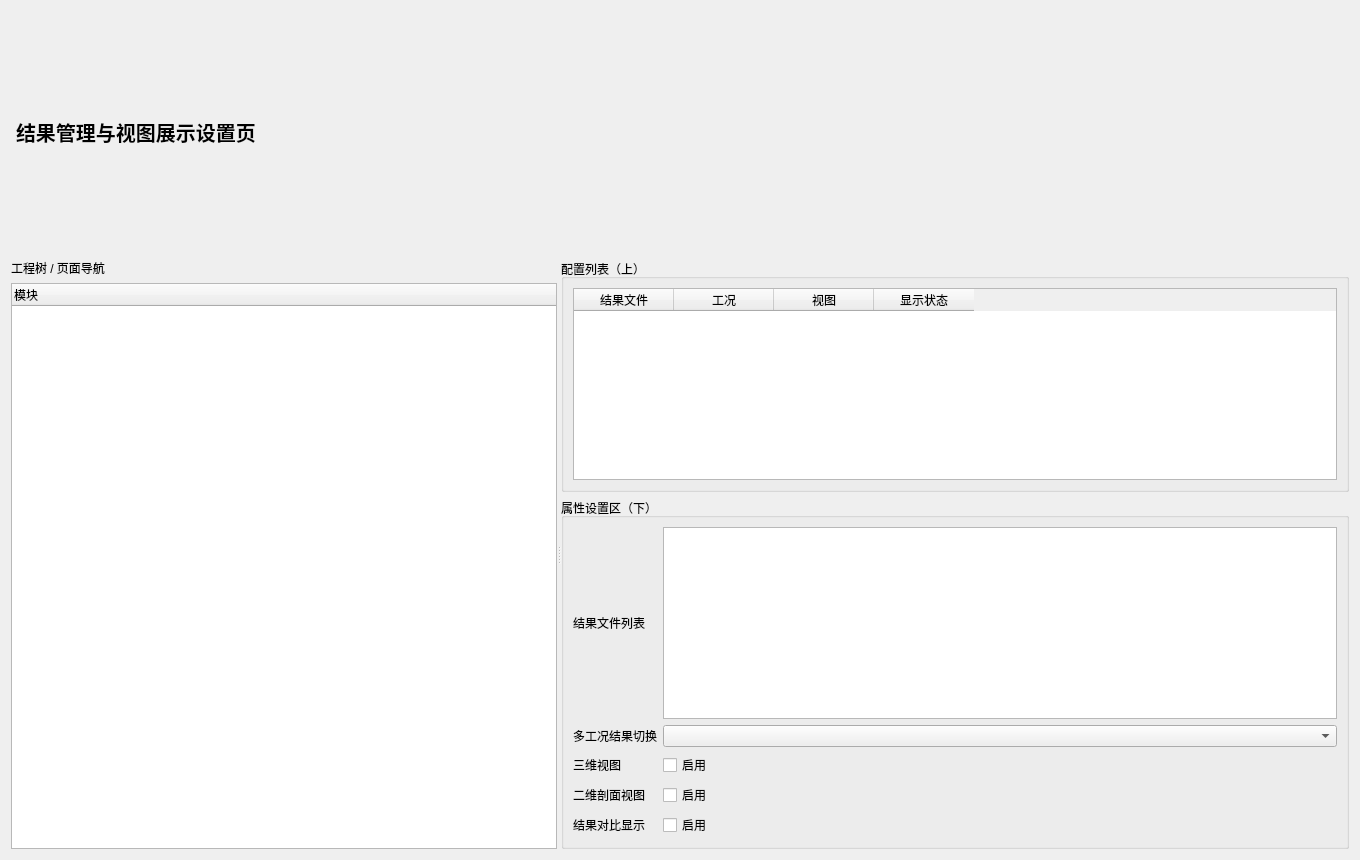
Qt form plugins/Base_Display/VisualizationManageViewPage.ui (asd977/base_cae) before a commit.
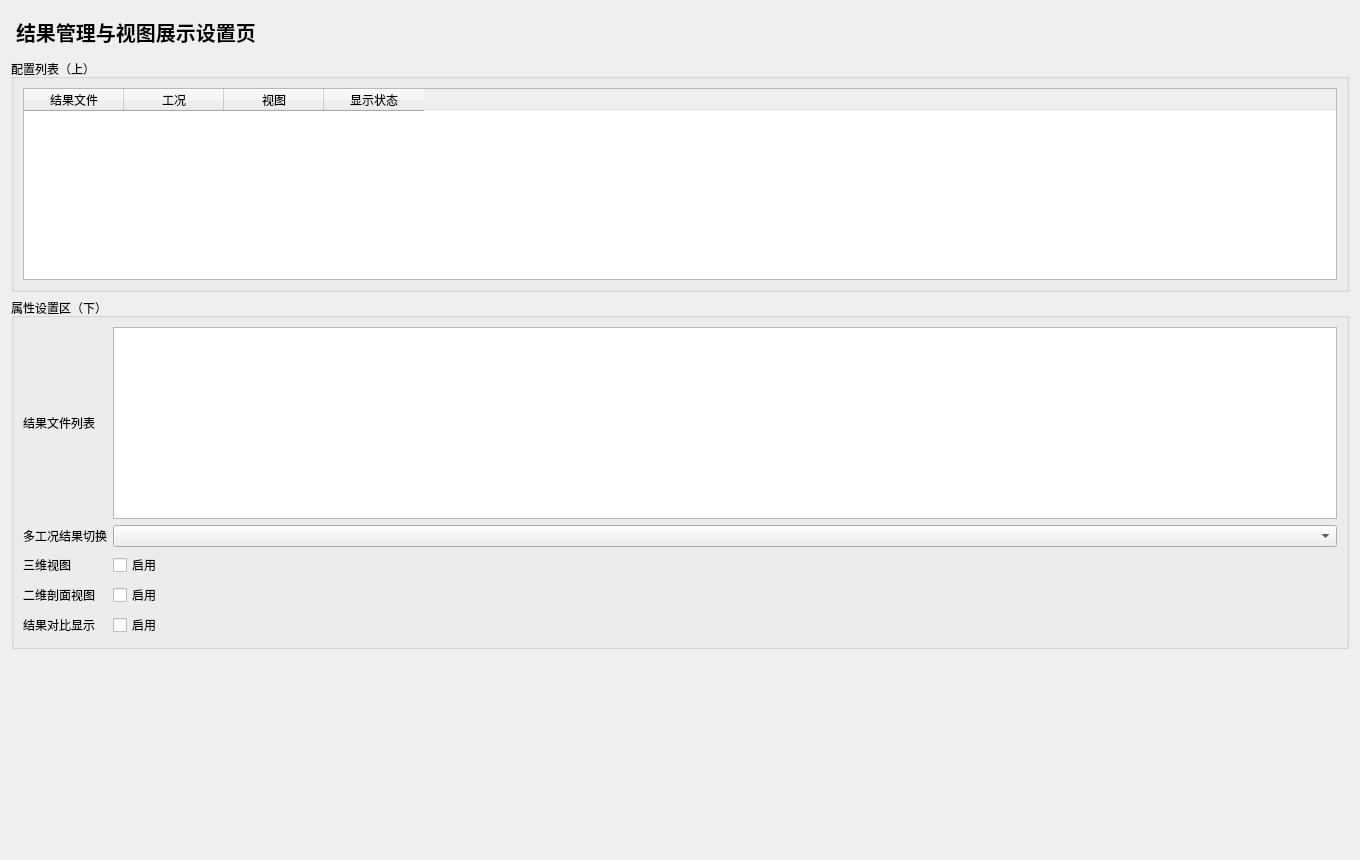
The same form after that commit.

Commit message: 按评审意见移除左侧导航并补充底部纵向弹簧

The edit to the form file:
```diff
--- a/plugins/Base_Display/VisualizationManageViewPage.ui
+++ b/plugins/Base_Display/VisualizationManageViewPage.ui
@@ -6,17 +6,6 @@
   <layout class="QVBoxLayout" name="rootLayout">
    <item><widget class="QLabel" name="titleLabel"><property name="styleSheet"><string notr="true">font-size:20px;font-weight:700;padding:6px 0;</string></property><property name="text"><string>结果管理与视图展示设置页</string></property></widget></item>
    <item>
-    <widget class="QSplitter" name="mainSplitter">
-     <property name="orientation"><enum>Qt::Horizontal</enum></property>
-     <widget class="QWidget" name="leftPanel">
-      <layout class="QVBoxLayout" name="leftLayout">
-       <item><widget class="QLabel" name="navTitle"><property name="text"><string>工程树 / 页面导航</string></property></widget></item>
-       <item><widget class="QTreeWidget" name="navTree"><column><property name="text"><string>模块</string></property></column></widget></item>
-      </layout>
-     </widget>
-     <widget class="QWidget" name="rightPanel">
-      <layout class="QVBoxLayout" name="rightLayout">
-       <item>
         <widget class="QGroupBox" name="listGroup"><property name="title"><string>配置列表（上）</string></property>
          <layout class="QVBoxLayout" name="listLayout">
           <item><widget class="QTableWidget" name="configTable">              <column><property name="text"><string>结果文件</string></property></column>
@@ -43,9 +32,11 @@
          </layout>
         </widget>
        </item>
-      </layout>
-     </widget>
-    </widget>
+   <item>
+    <spacer name="verticalSpacer">
+     <property name="orientation"><enum>Qt::Vertical</enum></property>
+     <property name="sizeHint" stdset="0"><size><width>20</width><height>40</height></size></property>
+    </spacer>
    </item>
   </layout>
  </widget>
```
Left out of the diff: 3 changed lines with no effect on the pictures. Lines whose indentation alone changed are shown as unchanged. The commit also changes 23 other files.
